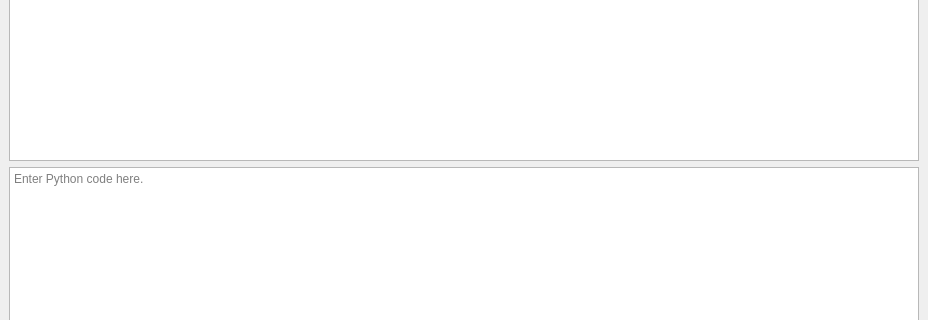
This is datatool/gui/View.ui in scottawalton/datatool as Qt 5 draws it before an edit; both pictures show x 0 to 928 and y 360 to 680 of the 928 by 778 pixel window. The edited form follows.
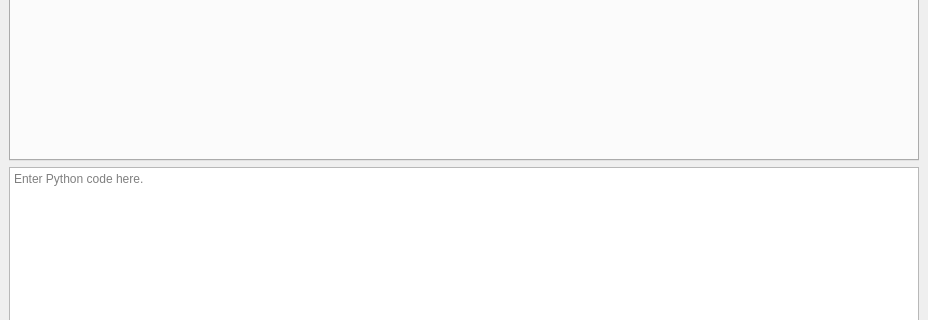
This is the edited form.

Commit message: Implemented support for multiple tabs/sheets in gui, and began Find and Replace operation

Diff of the .ui file:
```diff
--- a/datatool/gui/View.ui
+++ b/datatool/gui/View.ui
@@ -16,16 +16,19 @@
   <widget class="QWidget" name="centralwidget">
    <layout class="QVBoxLayout" name="verticalLayout">
     <item>
-     <widget class="QTableView" name="tableView">
-      <property name="sortingEnabled">
-       <bool>false</bool>
+     <widget class="QTabWidget" name="tabWidget">
+      <property name="tabShape">
+       <enum>QTabWidget::Rounded</enum>
       </property>
-      <attribute name="verticalHeaderDefaultSectionSize">
-       <number>30</number>
-      </attribute>
-      <attribute name="verticalHeaderMinimumSectionSize">
-       <number>30</number>
-      </attribute>
+      <property name="currentIndex">
+       <number>-1</number>
+      </property>
+      <property name="movable">
+       <bool>true</bool>
+      </property>
+      <property name="tabBarAutoHide">
+       <bool>true</bool>
+      </property>
      </widget>
     </item>
     <item>
```
Left out of the diff: 14 changed lines with no effect on the pictures. The commit also changes 3 other files.
